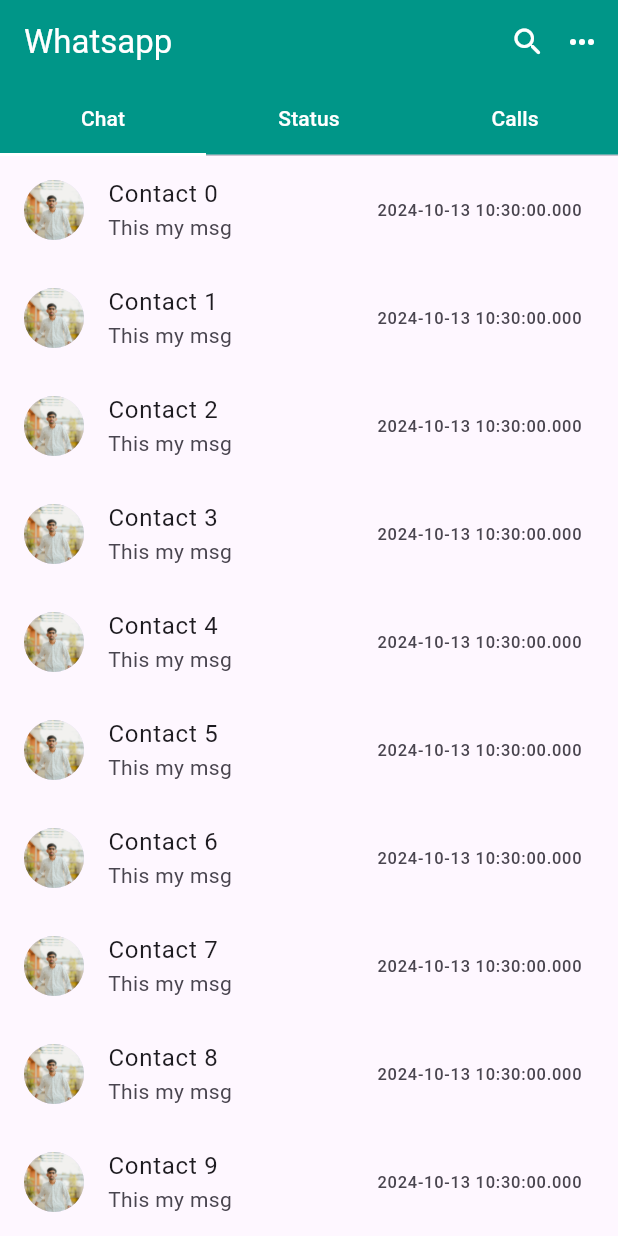
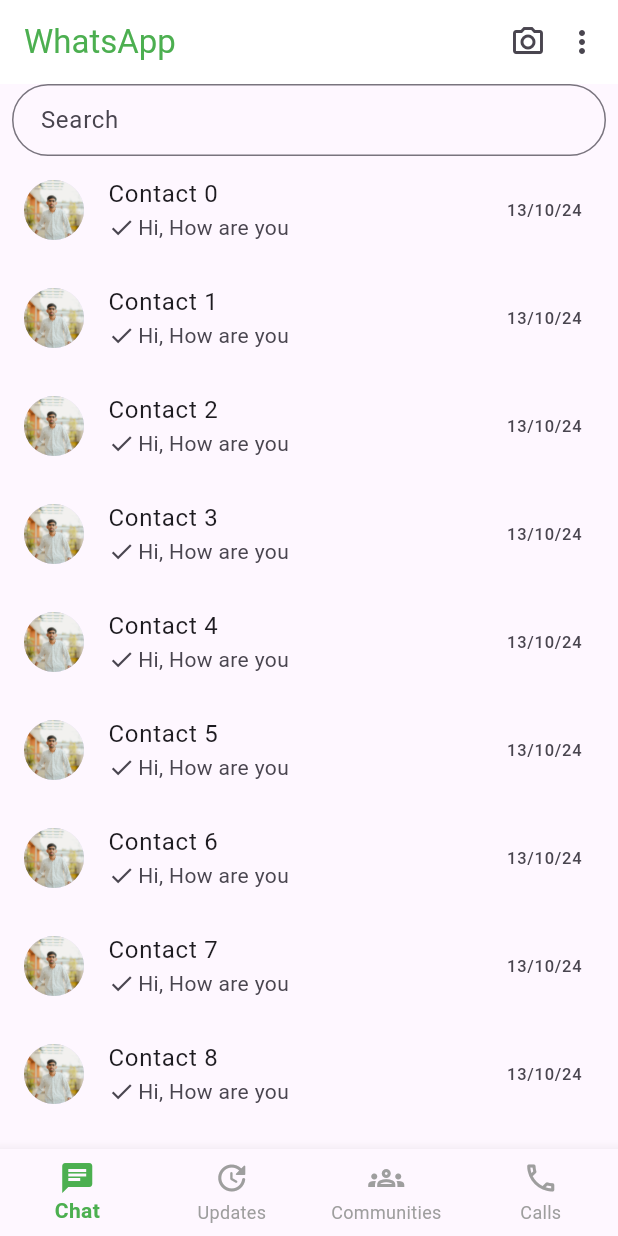
Before and after one commit to jamalimubashirali/whatsapp_ui_clone, a Flutter app: the screen it shows after launch, on a phone screen of 412 x 824 dp. Run offline on Flutter 3.47's test engine with Material 3 defaults, Android fonts, the phone set to English and light mode, and no system bars.

Commit message:
Created UI of the Home Chat page of the WhatsApp Clone

```diff
--- a/lib/Screens/HomeScreen.dart
+++ b/lib/Screens/HomeScreen.dart
@@ -8,86 +8,112 @@ class HomeScreen extends StatefulWidget {
 }
 
 class _HomeScreenState extends State<HomeScreen> {
+  int _currentIndex = 0;
   List<String> contacts = List.generate(50, (index) => "Contact $index");
   @override
   Widget build(BuildContext context) {
-    return DefaultTabController(
-        length: 3,
-        child: Scaffold(
+    return Scaffold(
       appBar: AppBar(
-            title: const Text(
-              "Whatsapp",
-              style: TextStyle(color: Colors.white),
-            ),
-            bottom: const TabBar(
-                indicatorSize: TabBarIndicatorSize.tab,
-                indicatorColor: Colors.white,
-                tabs: [
-                  Tab(
-                    child: Text(
-                      "Chat",
-                      style: TextStyle(color: Colors.white),
+        title: const Text("WhatsApp" , style: TextStyle(
+          color: Colors.green,
         ),
         ),
-                  Tab(
-                    child: Text(
-                      "Status",
-                      style: TextStyle(color: Colors.white),
+        backgroundColor: Colors.white,
+        actions: [
+          const Icon(Icons.camera_alt_outlined),
+          PopupMenuButton(
+            offset: const Offset(0, 50),
+            color: Colors.white,
+            itemBuilder: (context) {
+            return [
+              const PopupMenuItem(
+                child: Text("New group"),
+              ),
+              const PopupMenuItem(child: Text("New broadcast")),
+              const PopupMenuItem(child: Text("Linked devices")),
+              const PopupMenuItem(child: Text("Starred messages")),
+              const PopupMenuItem(child: Text("Settings"))
+            ];
+          },),
+        ],
+      ),
+      bottomNavigationBar: BottomNavigationBar(
+        currentIndex: _currentIndex,
+        selectedItemColor: Colors.green,
+        unselectedItemColor: Colors.grey,
+        showSelectedLabels: true,
+        showUnselectedLabels: true,
+        type: BottomNavigationBarType.fixed,
+        selectedLabelStyle: const TextStyle(
+          fontWeight: FontWeight.bold,
+          color: Colors.black,
+        ),
+        items: const [
+          BottomNavigationBarItem(
+            icon: Icon(Icons.chat),
+            label: "Chat",
+          ),
+          BottomNavigationBarItem(
+            icon: Icon(Icons.update_rounded),
+            label: "Updates",
+          ),
+          BottomNavigationBarItem(
+            icon: Icon(Icons.groups_outlined),
+            label: "Communities",
+          ),
+          BottomNavigationBarItem(
+            icon: Icon(Icons.phone_outlined),
+            label: "Calls",
+          ),
+        ],
+        onTap: (index) {
+          setState(() {
+            _currentIndex = index;
+          });
+        },
+      ),
+      body: SingleChildScrollView(
+        child: Column(
+          children: [
+            Padding(
+              padding: const EdgeInsets.symmetric(vertical: 0 , horizontal: 8.0),
+              child: TextField(
+                minLines: 1,
+                maxLines: 1, // Ensures the text field doesn't grow vertically
+                decoration: InputDecoration(
+                  hintText: "Search",
+                  contentPadding: const EdgeInsets.symmetric(vertical: 8.0, horizontal: 15.0), // Adjust vertical padding
+                  border: OutlineInputBorder(
+                    borderRadius: BorderRadius.circular(50),
                   ),
                 ),
-                  Tab(
-                    child: Text(
-                      "Calls",
-                      style: TextStyle(color: Colors.white),
               ),
-                  )
-                ]),
-            actions: [
-              const Icon(
-                Icons.search_rounded,
-                color: Colors.white,
             ),
-              PopupMenuButton(
-                icon: const Icon(
-                  Icons.more_horiz_outlined,
-                  color: Colors.white,
-                ),
-                offset: const Offset(0, 40),
-                itemBuilder: (BuildContext context) {
-                  return const [
-                    PopupMenuItem(
-                      child: Text("New Group"),
-                    ),
-                    PopupMenuItem(
-                      child: Text("Settings"),
-                    ),
-                    PopupMenuItem(child: Text("Logout")),
-                  ];
-                },
-              ),
-            ],
-          ),
-          body: TabBarView(children: [
+            // Wrap ListView with a constrained height using shrinkWrap
             ListView.builder(
               itemCount: contacts.length,
+              shrinkWrap: true, // Important to make ListView inside SingleChildScrollView
+              physics: const NeverScrollableScrollPhysics(), // Prevent nested scrolling
               itemBuilder: (context, index) {
                 return ListTile(
                   leading: const CircleAvatar(
                     backgroundImage: AssetImage("assets/images/MyPhoto.jpeg"),
                   ),
                   title: Text(contacts[index]),
-                  subtitle: const Text("This my msg"),
-                  trailing: Text(DateTime.now().toString()),
+                  subtitle: const Row(
+                    children: [
+                      Icon(Icons.check_outlined, size: 18),
+                      SizedBox(width: 2),
+                      Text("Hi, How are you"),
+                    ],
+                  ),
+                  trailing: const Text("13/10/24"),
                 );
               },
             ),
-            const Center(
-              child: Text("This Status tab"),
+          ],
         ),
-            const Center(
-              child: Text("This Calls tab"),
-            ),
-          ]),
-        ));
+      )
+    );
   }
 }
--- a/lib/main.dart
+++ b/lib/main.dart
@@ -10,13 +10,8 @@ class MyApp extends StatelessWidget {
 
   @override
   Widget build(BuildContext context) {
-    return MaterialApp(
-      theme: ThemeData(
-        appBarTheme: const AppBarTheme(
-          color: Colors.teal, // For example, changes the AppBar color
-        ),
-      ),
-      home: const HomeScreen(),
+    return const MaterialApp(
+      home: HomeScreen(),
     );
   }
 }
```
Lines whose indentation alone changed are shown as unchanged.
